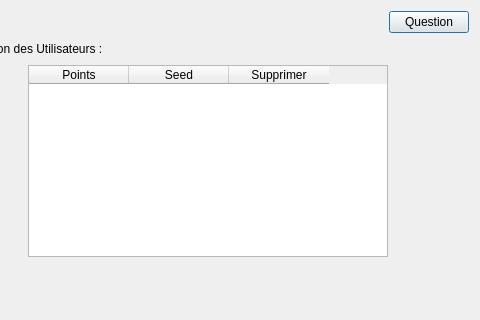
This is BackOffice/UI/utilisateur.ui in PapyRedstone/ProjetFinalCIR2 as Qt 5 draws it before an edit; both pictures show x 408 to 888 and y 0 to 320 of the 888 by 680 pixel window. The edited form follows.
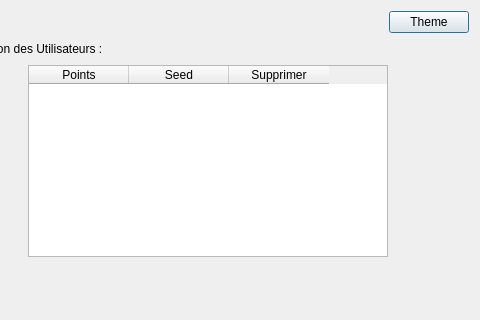
This is the edited form. Icons and pictures are not drawn.

Commit message:
Veuillez saisir le message de validation pour vos modifications. Les lignes  commençant par '#' seront ignorées, et un message vide abandonne la validation.
 Sur la branche master
 Votre branche est à jour avec 'origin/master'.

 Modifications qui seront validées :
	modifié :         BackOffice.pro.user
	modifié :         UI/utilisateur.ui
	supprimé :        UI/utilisateur.ui~

Patch:
```diff
--- a/BackOffice/UI/utilisateur.ui
+++ b/BackOffice/UI/utilisateur.ui
@@ -55,7 +55,7 @@
      <item>
       <widget class="QPushButton" name="Question">
        <property name="text">
-        <string>Question</string>
+        <string>Theme</string>
        </property>
       </widget>
      </item>
```
The commit also changes 2 other files.
